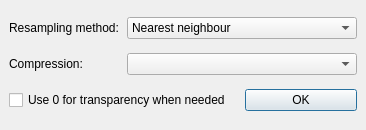
The window that qgis/src/plugins/georeferencer/qgsgeorefwarpoptionsdialogbase.ui (sourcepole/qgis) describes before a commit, drawn with Qt 5.
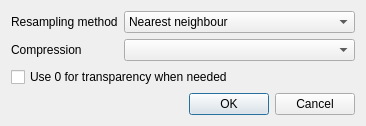
The same window after the commit.

```diff
--- a/qgis/src/plugins/georeferencer/qgsgeorefwarpoptionsdialogbase.ui
+++ b/qgis/src/plugins/georeferencer/qgsgeorefwarpoptionsdialogbase.ui
@@ -1,44 +1,31 @@
 <ui version="4.0" >
  <class>QgsGeorefWarpOptionsDialogBase</class>
- <widget class="QDialog" name="QgsGeorefWarpOptionsDialogBase" >
-  <property name="geometry" >
+ <widget class="QDialog" name="QgsGeorefWarpOptionsDialogBase">
+  <property name="geometry">
    <rect>
     <x>0</x>
     <y>0</y>
     <width>366</width>
-    <height>130</height>
+    <height>119</height>
    </rect>
   </property>
   <property name="windowTitle" >
    <string>Warp options</string>
   </property>
-  <layout class="QGridLayout" >
-   <property name="margin" >
-    <number>9</number>
-   </property>
-   <property name="spacing" >
-    <number>6</number>
-   </property>
-   <item row="1" column="1" colspan="2" >
-    <widget class="QComboBox" name="mCompressionComboBox" />
-   </item>
-   <item row="1" column="0" >
-    <widget class="QLabel" name="mCompressionLabel" >
-     <property name="text" >
-      <string>Compression:</string>
+  <layout class="QFormLayout" name="formLayout">
+   <item row="0" column="0">
+    <widget class="QLabel" name="textLabel1">
+     <property name="text">
+      <string>Resampling method</string>
      </property>
-    </widget>
-   </item>
-   <item row="0" column="0" >
-    <widget class="QLabel" name="textLabel1" >
-     <property name="text" >
-      <string>Resampling method:</string>
+     <property name="buddy">
+      <cstring>cmbResampling</cstring>
      </property>
     </widget>
    </item>
-   <item row="0" column="1" colspan="2" >
-    <widget class="QComboBox" name="cmbResampling" >
-     <property name="currentIndex" >
+   <item row="0" column="1">
+    <widget class="QComboBox" name="cmbResampling">
+     <property name="currentIndex">
       <number>0</number>
      </property>
      <item>
@@ -58,9 +45,22 @@
      </item>
     </widget>
    </item>
-   <item row="2" column="0" colspan="2" >
-    <widget class="QCheckBox" name="cbxZeroAsTrans" >
-     <property name="text" >
+   <item row="1" column="0">
+    <widget class="QLabel" name="mCompressionLabel">
+     <property name="text">
+      <string>Compression</string>
+     </property>
+     <property name="buddy">
+      <cstring>mCompressionComboBox</cstring>
+     </property>
+    </widget>
+   </item>
+   <item row="1" column="1">
+    <widget class="QComboBox" name="mCompressionComboBox"/>
+   </item>
+   <item row="2" column="0" colspan="2">
+    <widget class="QCheckBox" name="cbxZeroAsTrans">
+     <property name="text">
       <string>Use 0 for transparency when needed</string>
      </property>
      <property name="checked" >
@@ -68,19 +68,16 @@
      </property>
     </widget>
    </item>
-   <item row="2" column="2" >
-    <widget class="QPushButton" name="pbnOK" >
-     <property name="text" >
-      <string>OK</string>
-     </property>
-     <property name="default" >
-      <bool>true</bool>
+   <item row="3" column="1">
+    <widget class="QDialogButtonBox" name="buttonBox">
+     <property name="standardButtons">
+      <set>QDialogButtonBox::Cancel|QDialogButtonBox::Ok</set>
      </property>
     </widget>
    </item>
   </layout>
  </widget>
- <layoutdefault spacing="6" margin="11" />
+ <layoutdefault spacing="6" margin="11"/>
  <resources/>
  <connections/>
 </ui>
```
Left out of the diff: 13 changed lines with no effect on the pictures.
